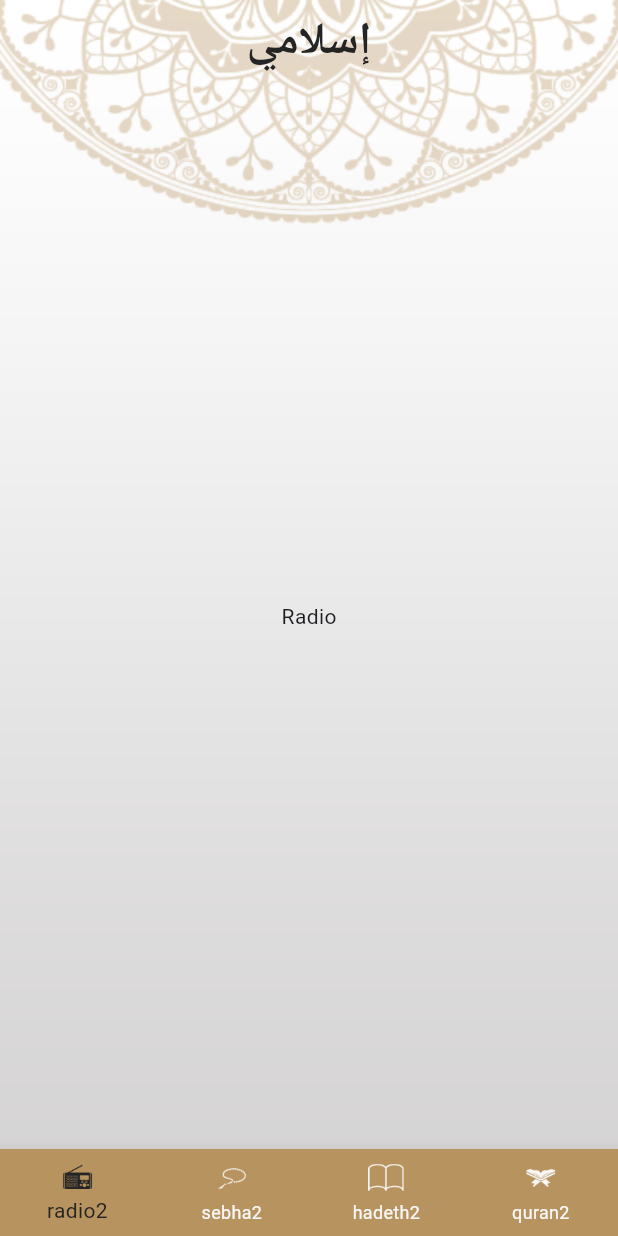
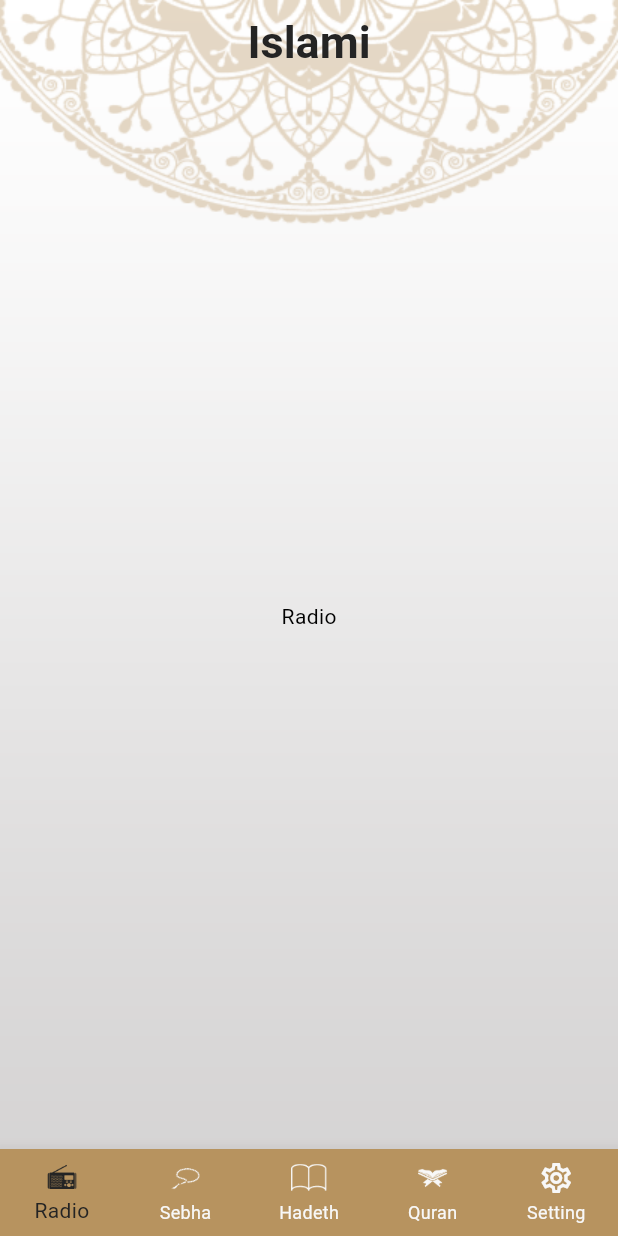
Before and after one commit to MINA000000/Islami, a Flutter app: the screen it shows after launch, on a phone screen of 412 x 824 dp. Run offline on Flutter 3.47's test engine with Material 3 defaults, Android fonts, the phone set to English and light mode, and no system bars; generated files the repository leaves out were written again.

Commit message:
finish syling and localization

```diff
--- /dev/null
+++ b/l10n.yaml
@@ -0,0 +1,3 @@
+arb-dir: lib/l10n
+template-arb-file: app_en.arb
+output-localization-file: app_localizations.dart
--- a/lib/app_theme.dart
+++ b/lib/app_theme.dart
@@ -9,6 +9,20 @@ class AppTheme {
 
   static ThemeData lightTheme = ThemeData(
     primaryColor: PrimaryLight,
+    colorScheme: ColorScheme(
+      primary: white,
+      secondary: white, // Define secondary color here
+      tertiary: gold, // Define tertiary color here
+      background: Colors.white,
+      surface: Colors.grey.shade100,
+      onPrimary: Colors.black,
+      onSecondary: Colors.white,
+      onTertiary: Colors.black,
+      onBackground: Colors.black,
+      onSurface: Colors.black,
+      brightness: Brightness.light, error: Colors.red,
+      onError: Colors.orange, // Adjust this based on theme light or dark
+    ),
     bottomNavigationBarTheme: BottomNavigationBarThemeData(
       backgroundColor: PrimaryLight,
       selectedItemColor: black,
@@ -24,24 +38,56 @@ class AppTheme {
       ),
     ),
     textTheme: TextTheme(
+        headlineSmall: TextStyle(
+          color: black,
+          fontSize: 25,
+          fontWeight: FontWeight.w400,
+        ),
+        titleLarge:
+            TextStyle(fontSize: 20, color: black, fontWeight: FontWeight.w400)),
+  );
+
+  static ThemeData dartTheme = ThemeData(
+    primaryColor: PrimaryDark,
+    colorScheme: ColorScheme(
+      primary: PrimaryDark,
+      secondary: white, // Define secondary color here
+      tertiary: gold, // Define tertiary color here
+      background: Colors.white,
+      surface: Colors.grey.shade100,
+      onPrimary: Colors.black,
+      onSecondary: Colors.white,
+      onTertiary: Colors.black,
+      onBackground: Colors.black,
+      onSurface: Colors.black,
+      brightness: Brightness.light, error: Colors.red,
+      onError: Colors.orange, // Adjust this based on theme light or dark
+    ),
+    bottomNavigationBarTheme: BottomNavigationBarThemeData(
+      backgroundColor: PrimaryDark,
+      selectedItemColor: gold,
+      unselectedItemColor: white,
+    ),
+    appBarTheme: AppBarTheme(
+      centerTitle: true,
+      iconTheme: IconThemeData(color: white),
+      titleTextStyle: TextStyle(
+        color: white,
+        fontSize: 30,
+        fontWeight: FontWeight.bold,
+      ),
+    ),
+    textTheme: TextTheme(
       headlineSmall: TextStyle(
-        color: black,
+        color: white,
         fontSize: 25,
         fontWeight: FontWeight.w400,
       ),
       titleLarge: TextStyle(
         fontSize: 20,
-        color: black,
-        fontWeight: FontWeight.w400
-      )
+        color: gold,
+        fontWeight: FontWeight.w400,
+      ),
     ),
   );
-
-  static ThemeData dartTheme = ThemeData(
-    primaryColor: PrimaryDark,
-    bottomNavigationBarTheme: BottomNavigationBarThemeData(
-        backgroundColor: PrimaryDark,
-        selectedItemColor: gold,
-        unselectedItemColor: white),
-  );
 }
--- a/lib/homeScreen.dart
+++ b/lib/homeScreen.dart
@@ -3,7 +3,10 @@ import 'package:islami/tabs/hadeth/hadeth_tab.dart';
 import 'package:islami/tabs/quran/quran_tab.dart';
 import 'package:islami/tabs/radio/radio_tab.dart';
 import 'package:islami/tabs/sebha/sebha_tab.dart';
-
+import 'package:islami/tabs/setting/setting_provider.dart';
+import 'package:islami/tabs/setting/setting_tab.dart';
+import 'package:provider/provider.dart';
+import 'package:flutter_gen/gen_l10n/app_localizations.dart';
 class HomeScreen extends StatefulWidget {
   static const routeName = '/home';
 
@@ -14,7 +17,7 @@ class HomeScreen extends StatefulWidget {
 class _HomeScreenState extends State<HomeScreen> {
   int _selectedIndex = 0;
 
-  List<Widget> tabs = [RadioTab(), SebhaTab(), HadethTab(), QuranTab()];
+  List<Widget> tabs = [RadioTab(), SebhaTab(), HadethTab(), QuranTab(),SettingTab()];
 
   void _onItemTapped(int index) {
     setState(() {
@@ -24,19 +27,22 @@ class _HomeScreenState extends State<HomeScreen> {
 
   @override
   Widget build(BuildContext context) {
+    SettingProvider settingProvider = Provider.of<SettingProvider>(context);
     return Container(
       decoration: BoxDecoration(
         image: DecorationImage(
-            image: AssetImage('assets/images/bg3.png'), fit: BoxFit.fill),
+            image: AssetImage('assets/images/${settingProvider.backGroundImage}'), fit: BoxFit.fill),
       ),
       child: Scaffold(
         appBar: AppBar(
-          title: Text('إسلامي'),
+          title: Text(AppLocalizations.of(context)!.islami),
           backgroundColor: Colors.transparent,
           elevation: 0,
         ),
         backgroundColor: Colors.transparent,
+
         body: tabs[_selectedIndex],
+
         bottomNavigationBar: BottomNavigationBar(
           type: BottomNavigationBarType.fixed,
           currentIndex: _selectedIndex,
@@ -45,22 +51,23 @@ class _HomeScreenState extends State<HomeScreen> {
             setState(() {});
           },
           items: [
-            NavigationItem('radio2'),
-            NavigationItem('sebha2'),
-            NavigationItem('hadeth2'),
-            NavigationItem('quran2'),
+            NavigationItem(AppLocalizations.of(context)!.radio,"radio2"),
+            NavigationItem(AppLocalizations.of(context)!.sebha,'sebha2'),
+            NavigationItem(AppLocalizations.of(context)!.hadeth,'hadeth2'),
+            NavigationItem(AppLocalizations.of(context)!.quran,'quran2'),
+            BottomNavigationBarItem(icon: Icon(Icons.settings_outlined),label: AppLocalizations.of(context)!.setting),
           ],
         ),
       ),
     );
   }
 
-  BottomNavigationBarItem NavigationItem(String iconName) {
+  BottomNavigationBarItem NavigationItem(String labelName,String iconName) {
     return BottomNavigationBarItem(
       icon: ImageIcon(
         AssetImage('assets/images/$iconName.png'),
       ),
-      label: iconName,
+      label:labelName,
     );
   }
 }
--- /dev/null
+++ b/lib/l10n/app_ar.arb
@@ -0,0 +1,8 @@
+{
+    "islami" : "اسلامى",
+    "quran" : "قرأن",
+    "sebha" : "سبحة",
+    "radio" : "راديو",
+    "hadeth" : "احاديث",
+    "setting" : "الاعدادات"
+}
--- /dev/null
+++ b/lib/l10n/app_en.arb
@@ -0,0 +1,8 @@
+{
+    "islami" : "Islami",
+    "quran" : "Quran",
+    "sebha" : "Sebha",
+    "radio" : "Radio",
+    "hadeth" : "Hadeth",
+    "setting" : "Setting"
+}
--- a/lib/main.dart
+++ b/lib/main.dart
@@ -3,24 +3,35 @@ import 'package:islami/app_theme.dart';
 import 'package:islami/homeScreen.dart';
 import 'package:islami/tabs/hadeth/hadeth_content_screen.dart';
 import 'package:islami/tabs/quran/surah_content_screen.dart';
-
+import 'package:islami/tabs/setting/setting_provider.dart';
+import 'package:provider/provider.dart';
+import 'package:flutter_gen/gen_l10n/app_localizations.dart';
 void main() {
-  runApp(Islami());
+  runApp(
+    ChangeNotifierProvider(
+      create: (_) => SettingProvider(),
+      child: Islami(),
+    ),
+  );
 }
 
 class Islami extends StatelessWidget {
   @override
   Widget build(BuildContext context) {
+    SettingProvider settingProvider = Provider.of<SettingProvider>(context);
     return MaterialApp(
       routes: {
         HomeScreen.routeName: (_) => HomeScreen(),
-        SurahContentScreen.routeName  : (_) => SurahContentScreen(),
-        HadethContentScreen.routeName : (_) => HadethContentScreen(),
+        SurahContentScreen.routeName: (_) => SurahContentScreen(),
+        HadethContentScreen.routeName: (_) => HadethContentScreen(),
       },
       initialRoute: HomeScreen.routeName,
       theme: AppTheme.lightTheme,
       darkTheme: AppTheme.dartTheme,
-      themeMode: ThemeMode.light,
+      themeMode: settingProvider.appTheme,
+      localizationsDelegates: AppLocalizations.localizationsDelegates,
+      supportedLocales: AppLocalizations.supportedLocales,
+      locale: Locale(settingProvider.currentLanguage),
     );
   }
 }
--- /dev/null
+++ b/lib/tabs/setting/setting_provider.dart
@@ -0,0 +1,21 @@
+import 'package:flutter/material.dart';
+
+class SettingProvider with ChangeNotifier {
+  ThemeMode appTheme = ThemeMode.light;
+  String currentLanguage = 'en';
+  String lightImage = "bg3.png", darkImage = "bg_dark.png";
+  String backGroundImage = "bg3.png";
+  void changeTheme(ThemeMode newMode) {
+    appTheme = newMode;
+    if (newMode == ThemeMode.dark)
+      backGroundImage = darkImage;
+    else
+      backGroundImage = lightImage;
+    notifyListeners();
+  }
+  // void changeLanguage(String language)
+  // {
+  //   currentLanguage = language;
+  //   notifyListeners();
+  // }
+}
```
Also changed, not shown: lib/tabs/hadeth/hadeth_content_screen.dart (+5 -2 lines), lib/tabs/quran/surah_content_screen.dart (+6 -3 lines), lib/tabs/setting/setting_tab.dart (added, +82 -0 lines), pubspec.yaml (+5 -4 lines), assets/images/bg_dark.png (added), pubspec.lock.
